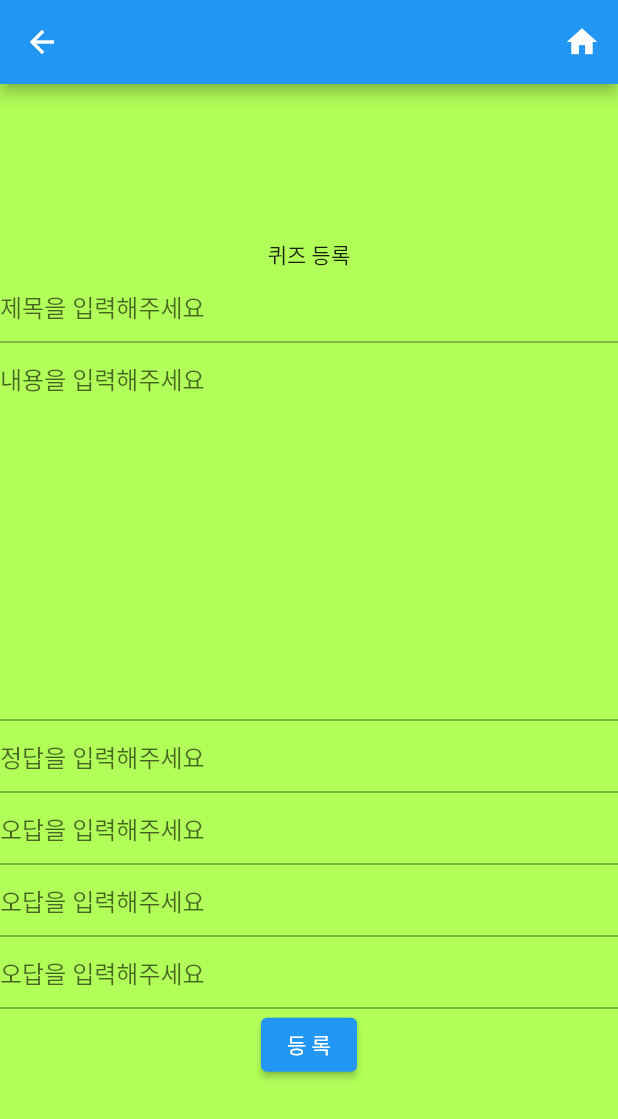
After one commit to Hoteldusk/Flutter-Quiz-2023-09, a Flutter app: the screen it shows after launch, after a tap on "퀴즈 등록", on a phone screen of 412 x 824 dp. The commit adds this screen. Shown: the top 1119 px of the screen. Run offline on Flutter 3.47's test engine with Material 2 defaults, Android fonts, the phone set to English and light mode, and no system bars; our stand-ins replace cloud_firestore, firebase_core; accounts and stored records are empty; generated files the repository leaves out were written again.

Commit message:
퀴즈앱 CRUD 구현

```diff
--- /dev/null
+++ b/quiz/lib/insert_quiz.dart
@@ -0,0 +1,138 @@
+// ignore_for_file: prefer_typing_uninitialized_variables
+
+import 'package:flutter/material.dart';
+import 'package:quiz/main_page.dart';
+
+class InsertQuiz extends StatefulWidget {
+  const InsertQuiz({
+    super.key,
+    this.addData,
+  });
+
+  final addData;
+
+  @override
+  State<InsertQuiz> createState() => _InsertQuizState();
+}
+
+class _InsertQuizState extends State<InsertQuiz> {
+  var localInputTitle = "";
+  var localInputContent = "";
+  var localInputCorrect = "";
+  var localInputWrong1 = "";
+  var localInputWrong2 = "";
+  var localInputWrong3 = "";
+
+  // 컨트롤러 정의
+  final titleController = TextEditingController();
+  final contentController = TextEditingController();
+  final correctController = TextEditingController();
+  final wrong1Controller = TextEditingController();
+  final wrong2Controller = TextEditingController();
+  final wrong3Controller = TextEditingController();
+
+  @override
+  void dispose() {
+    // 컨트롤러 해제
+    titleController.dispose();
+    contentController.dispose();
+    correctController.dispose();
+    wrong1Controller.dispose();
+    wrong2Controller.dispose();
+    wrong3Controller.dispose();
+    super.dispose();
+  }
+
+  @override
+  Widget build(BuildContext context) {
+    return Scaffold(
+      backgroundColor: Colors.lightGreenAccent,
+      appBar: AppBar(actions: [
+        IconButton(
+          onPressed: () {
+            Navigator.push(
+              context,
+              MaterialPageRoute(
+                builder: (context) => const MainPage(),
+              ),
+            );
+          },
+          icon: const Icon(Icons.home),
+        )
+      ]),
+      body: Center(
+        child: SingleChildScrollView(
+          child: Column(
+            children: [
+              const Text("퀴즈 등록"),
+              TextField(
+                controller: titleController, // 컨트롤러 설정
+                onChanged: (text) {
+                  localInputTitle = text;
+                },
+                decoration: const InputDecoration(hintText: "제목을 입력해주세요"),
+              ),
+              TextField(
+                controller: contentController, // 컨트롤러 설정
+                onChanged: (text) {
+                  localInputContent = text;
+                },
+                maxLines: 12,
+                decoration: const InputDecoration(hintText: "내용을 입력해주세요"),
+              ),
+              TextField(
+                controller: correctController, // 컨트롤러 설정
+                onChanged: (text) {
+                  localInputCorrect = text;
+                },
+                decoration: const InputDecoration(hintText: "정답을 입력해주세요"),
+              ),
+              TextField(
+                controller: wrong1Controller, // 컨트롤러 설정
+                onChanged: (text) {
+                  localInputWrong1 = text;
+                },
+                decoration: const InputDecoration(hintText: "오답을 입력해주세요"),
+              ),
+              TextField(
+                controller: wrong2Controller, // 컨트롤러 설정
+                onChanged: (text) {
+                  localInputWrong2 = text;
+                },
+                decoration: const InputDecoration(hintText: "오답을 입력해주세요"),
+              ),
+              TextField(
+                controller: wrong3Controller, // 컨트롤러 설정
+                onChanged: (text) {
+                  localInputWrong3 = text;
+                },
+                decoration: const InputDecoration(hintText: "오답을 입력해주세요"),
+              ),
+              ElevatedButton(
+                onPressed: () {
+                  widget.addData(
+                    localInputTitle,
+                    localInputContent,
+                    localInputCorrect,
+                    localInputWrong1,
+                    localInputWrong2,
+                    localInputWrong3,
+                  );
+
+                  // 버튼을 누를 때 컨트롤러로 입력된 내용을 지우기
+                  titleController.clear();
+                  contentController.clear();
+                  correctController.clear();
+                  wrong1Controller.clear();
+                  wrong2Controller.clear();
+                  wrong3Controller.clear();
+                },
+                child: const Text("등 록"),
+              )
+            ],
+          ),
+        ),
+      ),
+    );
+  }
+}
--- a/quiz/lib/main.dart
+++ b/quiz/lib/main.dart
@@ -1,7 +1,14 @@
 import 'package:flutter/material.dart';
 import 'package:quiz/main_page.dart';
 
-void main() {
+import 'package:firebase_core/firebase_core.dart';
+import 'firebase_options.dart';
+
+void main() async {
+  WidgetsFlutterBinding.ensureInitialized();
+  await Firebase.initializeApp(
+    options: DefaultFirebaseOptions.currentPlatform,
+  );
   runApp(const App());
 }
 
--- a/quiz/pubspec.yaml
+++ b/quiz/pubspec.yaml
@@ -35,6 +35,9 @@ dependencies:
   # The following adds the Cupertino Icons font to your application.
   # Use with the CupertinoIcons class for iOS style icons.
   cupertino_icons: ^1.0.2
+  firebase_core: ^2.15.1
+  firebase_auth: ^4.9.0
+  cloud_firestore: ^4.9.1
 
 dev_dependencies:
   flutter_test:
```
Also changed, not shown: quiz/lib/detail_page.dart (added, +143 -0 lines), quiz/lib/main_page.dart (+105 -4 lines), quiz/lib/manage_quiz.dart (+59 -5 lines), quiz/lib/select_quiz.dart (+34 -24 lines), quiz/pubspec.lock, 5 other files.
